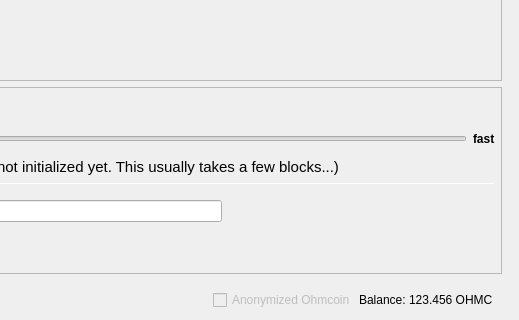
Before: the Qt Designer form src/qt/forms/sendcoinsdialog.ui in wqking-misc/ohmcoin, drawn with Qt 5; both pictures show x 459 to 978 and y 375 to 695 of the 978 by 695 pixel window.
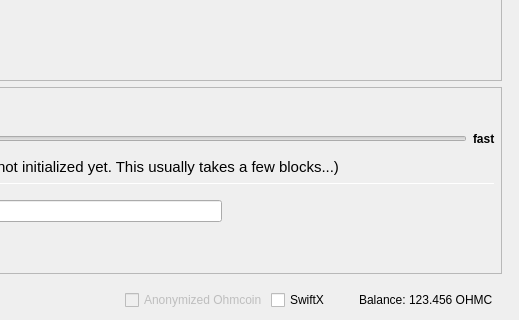
After: the same form once the commit is applied. Custom widgets are drawn as their Qt base class.

Commit message:
Revert "Remove SwiftX checkbox"
This reverts commit 933b47c545fd0560788533706798dccbc5f1715b.

```diff
--- a/src/qt/forms/sendcoinsdialog.ui
+++ b/src/qt/forms/sendcoinsdialog.ui
@@ -1639,6 +1639,22 @@
                </property>
               </widget>
              </item> -->
+             <item>
+              <widget class="QCheckBox" name="checkSwiftTX">
+               <property name="enabled">
+                <bool>true</bool>
+               </property>
+               <property name="minimumSize">
+                <size>
+                 <width>85</width>
+                 <height>0</height>
+                </size>
+               </property>
+               <property name="text">
+                <string>SwiftX</string>
+               </property>
+              </widget>
+             </item>
              <item>
               <widget class="QLabel" name="labelForBalance">
                <property name="text">
```
The commit also changes 1 other file.
